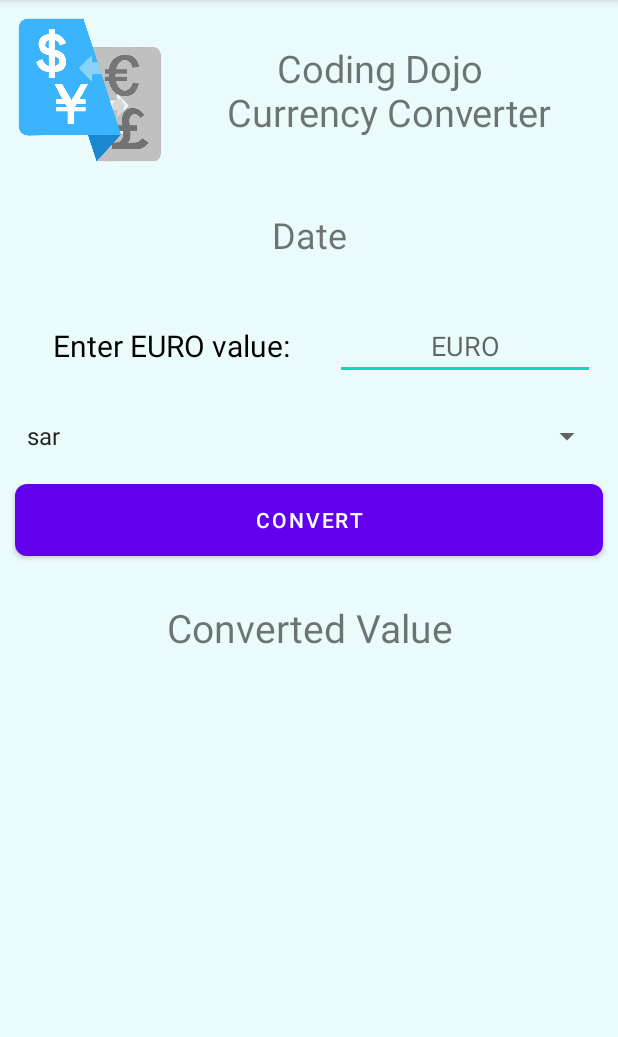
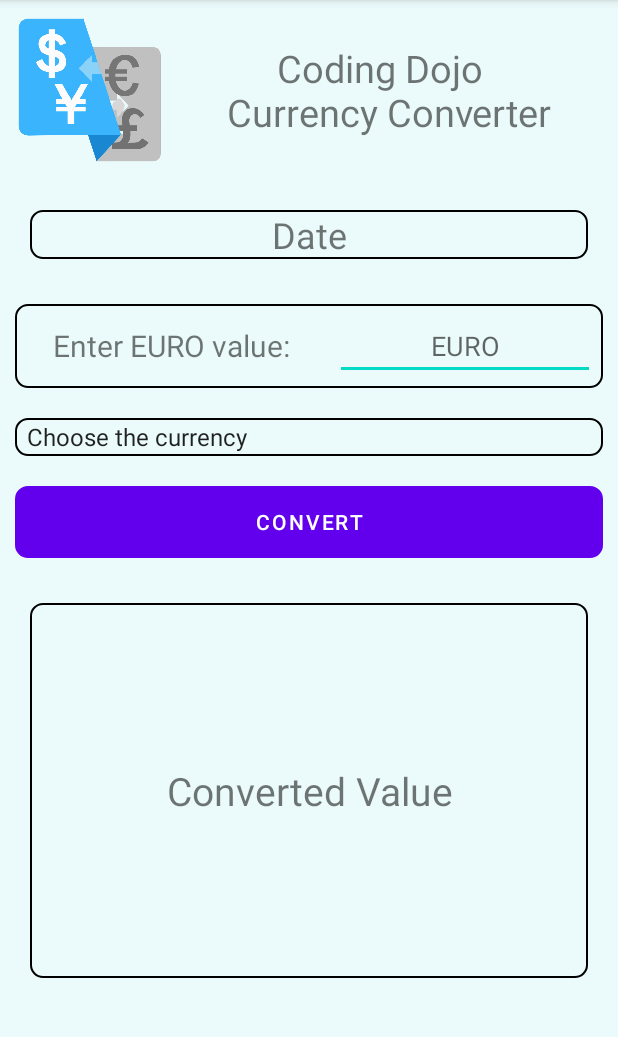
Before and after one commit to Latifa881/JSON-App, an Android app: the screen it shows after launch (MainActivity), on a phone screen of 412 x 824 dp, the part 84-1121 px from its top. Run offline under Robolectric (Android 15) with nearby library versions, the phone set to English and light mode, and no system bars.

Commit message:
second commit

```diff
--- a/app/src/main/java/com/example/jsonapp/MainActivity.kt
+++ b/app/src/main/java/com/example/jsonapp/MainActivity.kt
@@ -25,7 +25,7 @@ class MainActivity : AppCompatActivity() {
         if (!edEURO.text.isEmpty()) {
             val enteredNumber = edEURO.text.toString().toDouble()
             tvConvertedValue.setText((enteredNumber * num).toString())
-            Toast.makeText(baseContext, (enteredNumber * num).toString(), Toast.LENGTH_LONG).show()
+           // Toast.makeText(baseContext, (enteredNumber * num).toString(), Toast.LENGTH_LONG).show()
         }
     }
 
@@ -40,7 +40,7 @@ class MainActivity : AppCompatActivity() {
         btConvert = findViewById(R.id.btConvert)
 
         // access the items of the list
-        val countriesArrayList = arrayListOf("sar", "jpy", "inr", "kwd", "usd", "qar", "aud", "cny")
+        val countriesArrayList = arrayListOf("Choose the currency","sar", "jpy", "inr", "kwd", "usd", "qar", "aud", "cny")
         if (spCurrencies != null) {
             val adapter = ArrayAdapter(
                 this,
--- a/app/src/main/res/drawable/round_button.xml
+++ b/app/src/main/res/drawable/round_button.xml
@@ -2,6 +2,8 @@
 <shape xmlns:android="http://schemas.android.com/apk/res/android"
     android:shape="rectangle">
 
-    <solid android:color="#b3b3b3" />
+
+    <stroke android:width="1dp"
+        android:color="@color/black"></stroke>
     <corners android:radius="8dp"/>
 </shape>
--- a/app/src/main/res/layout/activity_main.xml
+++ b/app/src/main/res/layout/activity_main.xml
@@ -39,6 +39,7 @@
         android:layout_width="match_parent"
         android:layout_height="wrap_content"
         android:layout_margin="20dp"
+        android:background="@drawable/round_button"
         android:layout_marginTop="20dp"
         android:gravity="center"
         android:text="Date"
@@ -50,13 +51,13 @@
         android:layout_width="match_parent"
         android:layout_height="wrap_content"
         android:orientation="horizontal"
+        android:background="@drawable/round_button"
         android:layout_margin="10dp"
         android:weightSum="4">
 
         <TextView
             android:layout_width="wrap_content"
             android:layout_height="match_parent"
-            android:textColor="@color/black"
             android:layout_weight="1"
             android:textSize="20dp"
             android:gravity="center"
@@ -77,9 +78,10 @@
     </LinearLayout>
 
     <Spinner
+        android:background="@drawable/round_button"
         android:id="@+id/spCurrencies"
         android:layout_width="match_parent"
-        android:layout_height="wrap_content"
+        android:layout_height="25dp"
         android:layout_margin="10dp"
     />
 
@@ -95,8 +97,9 @@
     <TextView
         android:id="@+id/tvConvertedValue"
         android:layout_width="match_parent"
-        android:layout_height="wrap_content"
+        android:layout_height="250dp"
         android:layout_margin="20dp"
+        android:background="@drawable/round_button"
         android:text="Converted Value"
         android:textSize="26dp"
         android:gravity="center"
```
